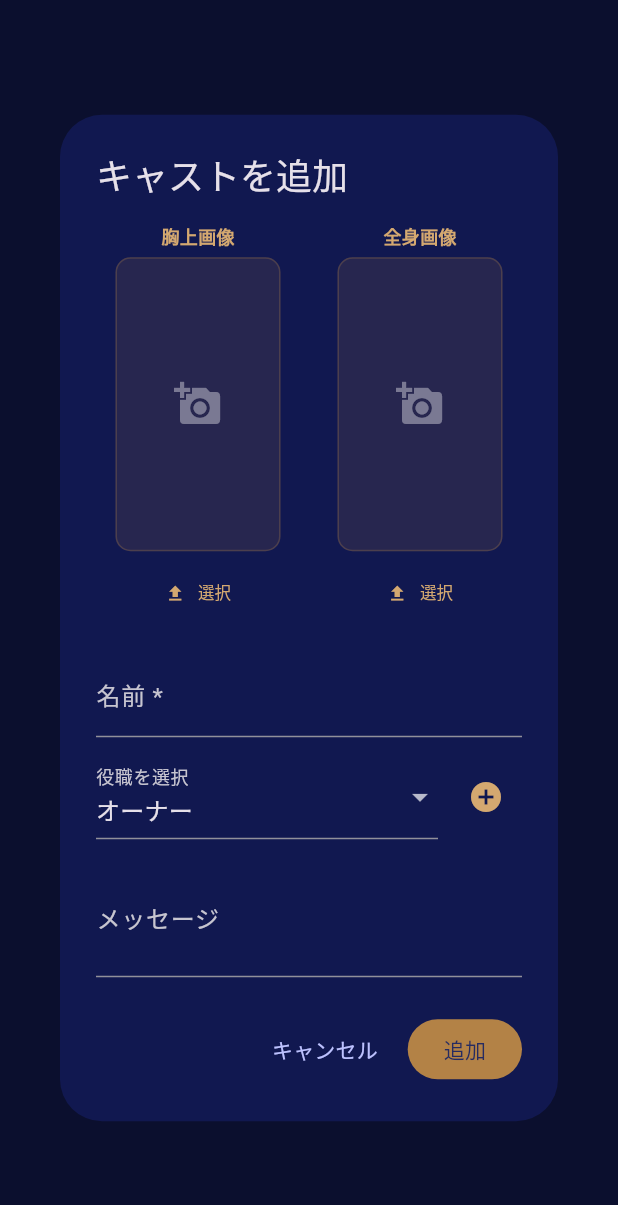
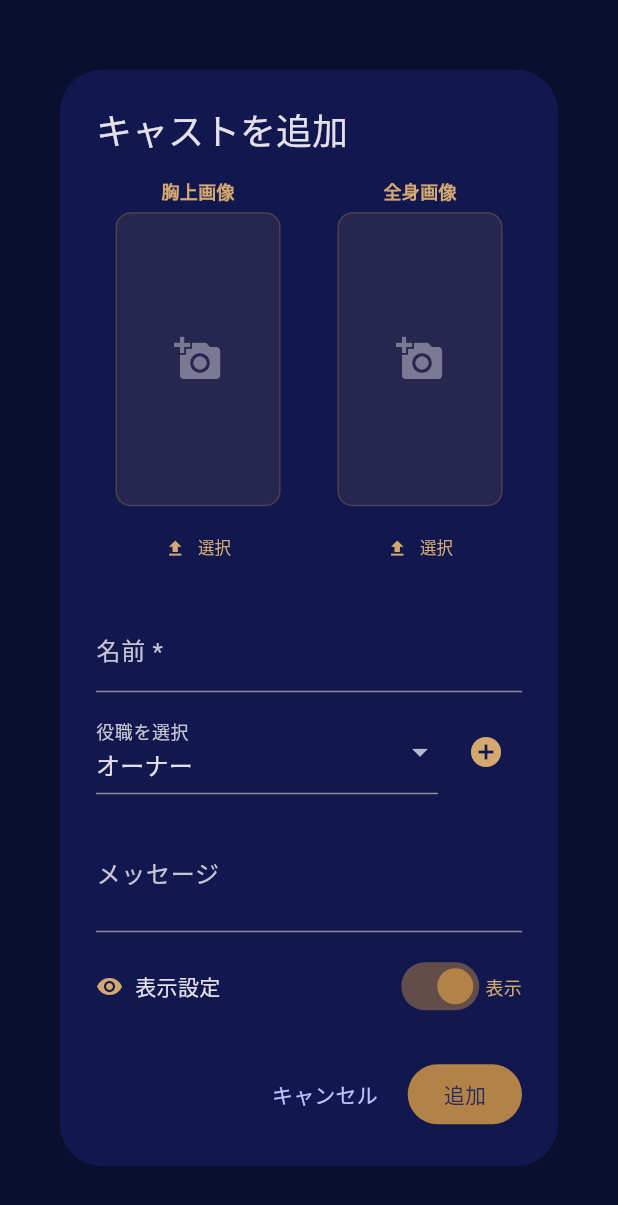
Before and after one commit to Yossy4131/svarga_admin, a Flutter app: the _CastDialog widget shown alone on an empty page, opened directly with empty values, on a phone screen of 412 x 824 dp. Shown: the top 1205 px of the screen. Run offline on Flutter 3.47's test engine with Material 3 defaults, Android fonts, the phone set to English and light mode, and no system bars; our stand-ins replace google_fonts, image_picker; network calls fail.

Commit message:
キャスト登録時に表示制御追加

```diff
--- a/lib/pages/casts_page.dart
+++ b/lib/pages/casts_page.dart
@@ -10,7 +10,7 @@ import '../constants/app_colors.dart';
 import '../models/cast_model.dart';
 import '../utils/dialogs.dart';
 
-const _roleOptions = ['オーナー','店長', 'キャスト', 'スタッフ', 'バーテンダー'];
+const _roleOptions = ['オーナー', '店長', 'キャスト', 'スタッフ', 'バーテンダー'];
 
 class CastsPage extends StatefulWidget {
   const CastsPage({super.key, required this.client});
@@ -306,6 +306,7 @@ class _CastDialogState extends State<_CastDialog> {
   late final TextEditingController _msgCtrl;
   List<String> _selectedRoles = [];
   String _pendingRole = _roleOptions.first;
+  bool _isVisible = false;
 
   // 胸上画像
   Uint8List? _bustBytes;
@@ -333,6 +334,7 @@ class _CastDialogState extends State<_CastDialog> {
         .where((r) => r.isNotEmpty)
         .toList();
     // 役職未設定の場合は空のまま（ユーザーが選択する）
+    _isVisible = c?.isVisible ?? true;
     _existingBustUrl = c?.avatarUrl;
     _existingFullUrl = c?.avatarFullUrl;
   }
@@ -396,6 +398,7 @@ class _CastDialogState extends State<_CastDialog> {
         'message': _msgCtrl.text.trim(),
         'avatar_url': bustUrl,
         'avatar_full_url': fullUrl,
+        'is_visible': _isVisible ? 1 : 0,
       };
       if (widget.cast == null) {
         await widget.client.createCast(body);
@@ -608,6 +611,32 @@ class _CastDialogState extends State<_CastDialog> {
                 decoration: const InputDecoration(labelText: 'メッセージ'),
                 maxLines: 2,
               ),
+              const SizedBox(height: 12),
+              Row(
+                children: [
+                  const Icon(
+                    Icons.visibility,
+                    size: 18,
+                    color: Color(0xFFD4A870),
+                  ),
+                  const SizedBox(width: 8),
+                  const Expanded(
+                    child: Text('表示設定', style: TextStyle(fontSize: 14)),
+                  ),
+                  Switch(
+                    value: _isVisible,
+                    onChanged: (v) => setState(() => _isVisible = v),
+                    activeColor: AppColors.gold,
+                  ),
+                  Text(
+                    _isVisible ? '表示' : '非表示',
+                    style: TextStyle(
+                      fontSize: 12,
+                      color: _isVisible ? AppColors.goldLight : AppColors.red,
+                    ),
+                  ),
+                ],
+              ),
             ],
           ),
         ),
```
Also changed, not shown: 1 other file.
